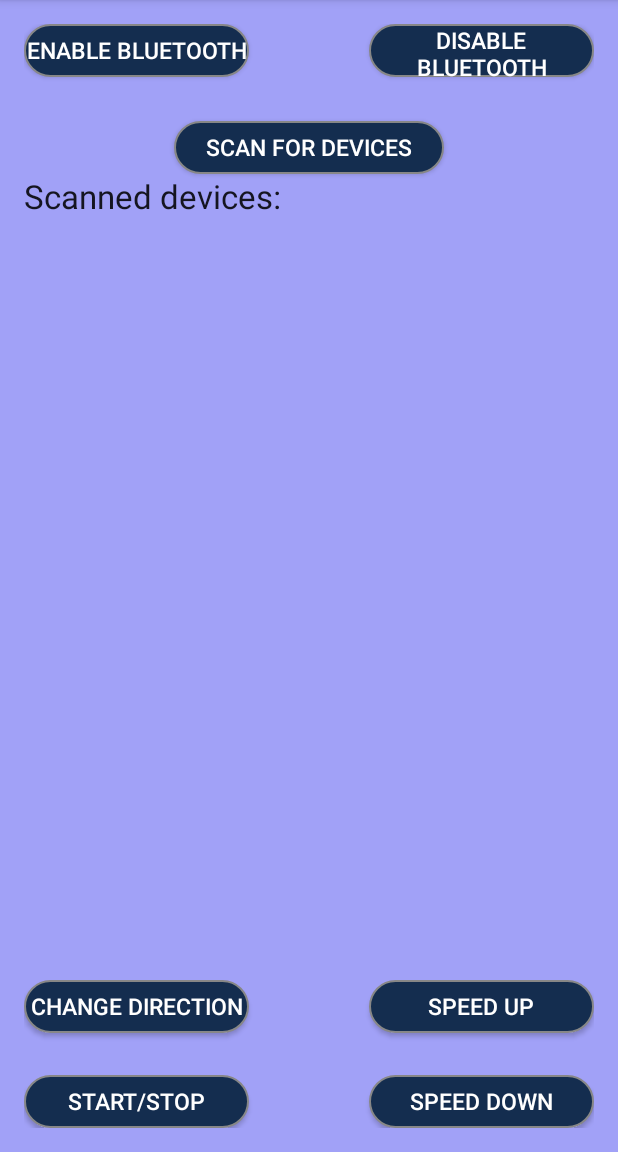
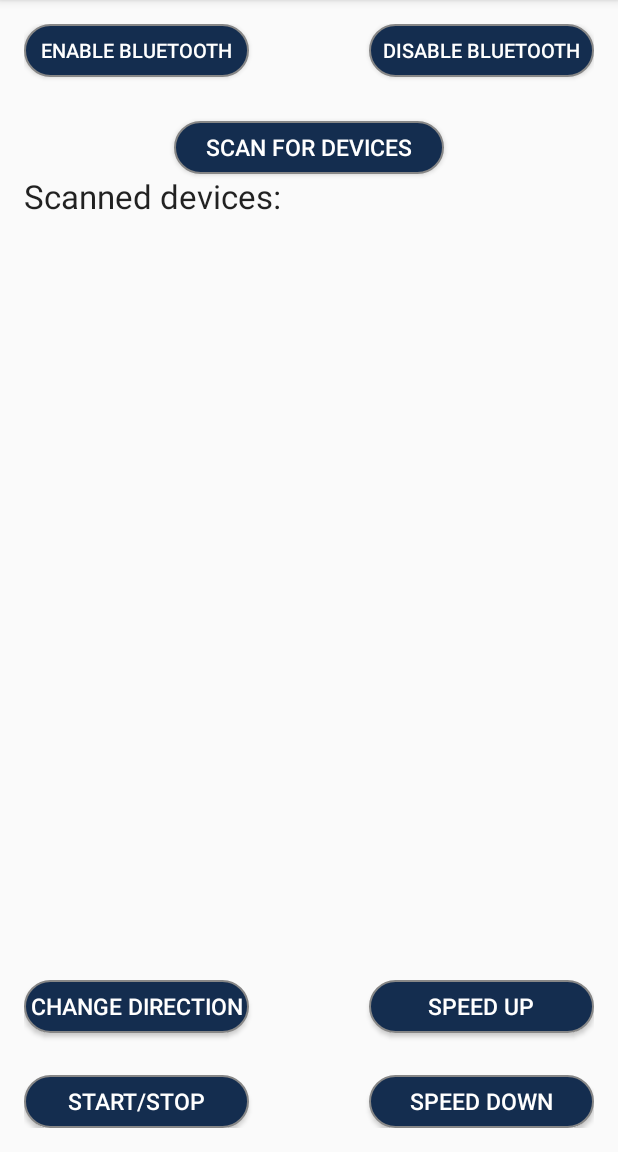
Before and after one commit to Darned/Pravi-projekt, an Android app: the screen it shows after launch (MainActivity), after a tap on "ENABLE BLUETOOTH", on a phone screen of 412 x 824 dp, the part 84-1236 px from its top. Run offline under Robolectric (Android 15) with nearby library versions, the phone set to English and light mode, and no system bars.

Commit message:
Merge pull request #1 from IvanBernatovic/master
                                                            Updated buttons text

```diff
--- a/app/src/main/java/com/example/dnedic/arduinobluetoothremote/MainActivity.java
+++ b/app/src/main/java/com/example/dnedic/arduinobluetoothremote/MainActivity.java
@@ -9,7 +9,6 @@ import android.content.Context;
 import android.content.Intent;
 import android.content.IntentFilter;
 import android.os.Build;
-import android.os.Handler;
 import android.support.v7.app.AppCompatActivity;
 import android.os.Bundle;
 import android.util.Log;
@@ -36,12 +35,11 @@ public class MainActivity extends AppCompatActivity {
     public static final String EXTRA_DEVICE_ADRESS = "device_address";
     private int REQUEST_ENABLE_BT = 1;
     private BluetoothAdapter mBluetoothAdapter;
-    private ArrayAdapter PairedDeviceAdapter;
+
     private ArrayAdapter ScannedDeviceAdapter;
 
     private Button btn_enableBT;
     private Button btn_disableBT;
-    private Button btn_showpaired;
     private Button btn_scanfordevices;
     private Button btn_send1;
     private Button btn_send2;
@@ -97,14 +95,6 @@ public class MainActivity extends AppCompatActivity {
             }
         });
 
-        /*
-        btn_showpaired.setOnClickListener(new View.OnClickListener() {
-            @Override
-            public void onClick(View v) {
-                showPairedDevices();
-            }
-        });
-*/
         btn_scanfordevices.setOnClickListener(new View.OnClickListener() {
            @Override
            public void onClick(View v) {
@@ -208,26 +198,6 @@ public class MainActivity extends AppCompatActivity {
 
 
     }
-
-   /*
-    //Showing paired devices
-    private void showPairedDevices() {
-
-
-        PairedDeviceAdapter = new ArrayAdapter(this, android.R.layout.simple_list_item_1);
-
-        for (BluetoothDevice device : pairedDevices) {
-            PairedDeviceAdapter.add(device.getName() + "\n" + device.getAddress());
-        }
-        Toast.makeText(this, "Showing paired devices", Toast.LENGTH_SHORT).show();
-
-
-        lv_pairedDevices.setAdapter(PairedDeviceAdapter);
-
-
-    }
-*/
-
 
     //Scanning for devices
     private void scanforDevices() {
--- a/app/src/main/res/layout/activity_main.xml
+++ b/app/src/main/res/layout/activity_main.xml
@@ -6,14 +6,13 @@
     android:paddingBottom="@dimen/activity_vertical_margin"
     android:paddingLeft="@dimen/activity_horizontal_margin"
     android:paddingRight="@dimen/activity_horizontal_margin"
-    android:background="@color/colorPrimaryLight"
     android:paddingTop="@dimen/activity_vertical_margin"
     tools:context="com.example.dnedic.arduinobluetoothremote.MainActivity">
 
 
     <Button
         android:textColor="#FFFFFF"
-        android:textSize="15sp"
+        android:textSize="13sp"
         android:layout_width="170sp"
         android:layout_height="35dp"
         android:background="@drawable/buttonshape"
@@ -36,8 +35,8 @@
 
     <Button
         android:textColor="#FFFFFF"
-        android:textSize="15sp"
-        android:layout_width="170sp"
+        android:textSize="13sp"
+        android:layout_width="190dp"
         android:layout_height="35dp"
         android:background="@drawable/buttonshape"
         android:text="Disable Bluetooth"
```
